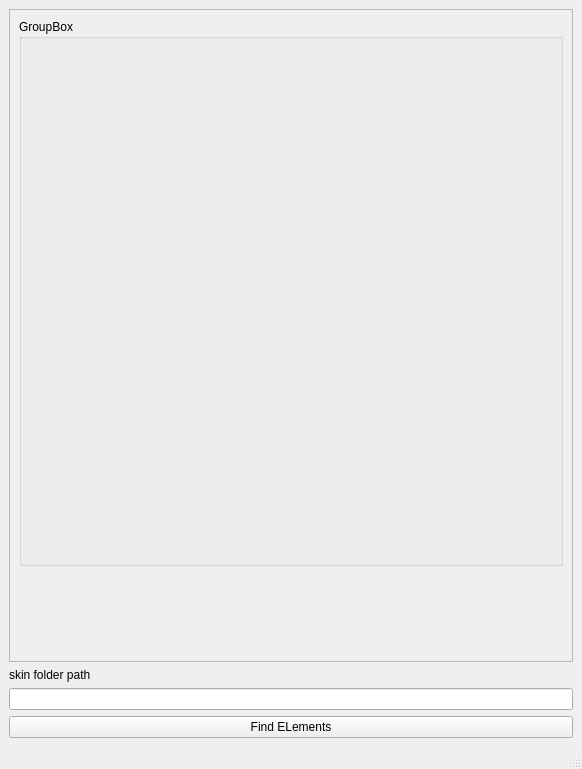
First picture: the form in untitled.ui, repository Dominicvan2004/skin-masher, before the edit.
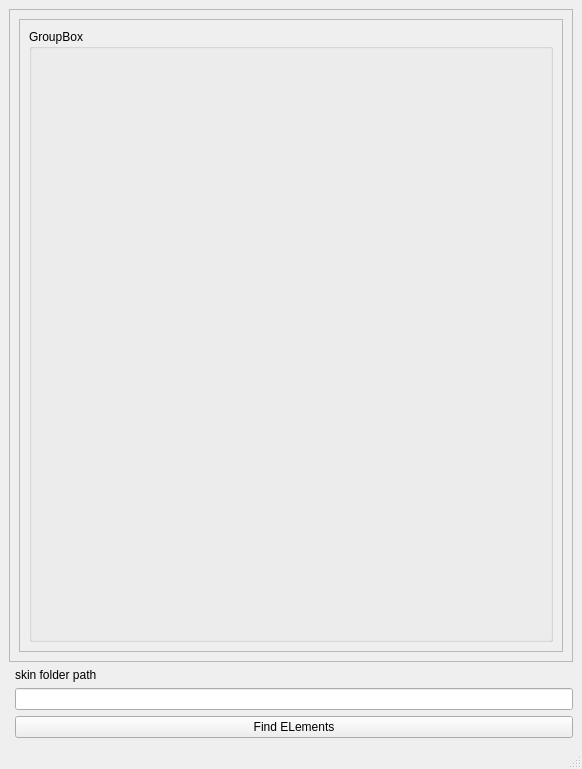
Second picture: the form after the edit.

What changed in the file:
```diff
--- a/untitled.ui
+++ b/untitled.ui
@@ -14,18 +14,25 @@
    <string>MainWindow</string>
   </property>
   <widget class="QWidget" name="centralwidget">
-   <layout class="QGridLayout" name="gridLayout_2">
-    <item row="2" column="0">
+   <layout class="QGridLayout" name="gridLayout">
+    <item row="1" column="1">
+     <widget class="QLabel" name="label">
+      <property name="text">
+       <string>skin folder path</string>
+      </property>
+     </widget>
+    </item>
+    <item row="2" column="1">
      <widget class="QLineEdit" name="skinFolder"/>
     </item>
-    <item row="3" column="0">
+    <item row="3" column="1">
      <widget class="QPushButton" name="pushButton">
       <property name="text">
        <string>Find ELements</string>
       </property>
      </widget>
     </item>
-    <item row="0" column="0">
+    <item row="0" column="0" colspan="2">
      <widget class="QScrollArea" name="scrollArea">
       <property name="widgetResizable">
        <bool>true</bool>
@@ -39,29 +46,35 @@
          <height>655</height>
         </rect>
        </property>
-       <widget class="QGroupBox" name="groupBox">
-        <property name="geometry">
-         <rect>
-          <x>9</x>
-          <y>9</y>
-          <width>544</width>
-          <height>547</height>
-         </rect>
-        </property>
-        <property name="title">
-         <string>GroupBox</string>
-        </property>
-       </widget>
+       <layout class="QVBoxLayout" name="verticalLayout">
+        <item>
+         <widget class="QFrame" name="frame">
+          <property name="frameShape">
+           <enum>QFrame::StyledPanel</enum>
+          </property>
+          <property name="frameShadow">
+           <enum>QFrame::Raised</enum>
+          </property>
+          <layout class="QHBoxLayout" name="horizontalLayout">
+           <item>
+            <widget class="QGroupBox" name="groupBox">
+             <property name="title">
+              <string>GroupBox</string>
+             </property>
+             <layout class="QGridLayout" name="gridLayout_2">
+              <item row="0" column="1">
+               <layout class="QFormLayout" name="formLayout"/>
+              </item>
+             </layout>
+            </widget>
+           </item>
+          </layout>
+         </widget>
+        </item>
+       </layout>
       </widget>
      </widget>
     </item>
-    <item row="1" column="0">
-     <widget class="QLabel" name="label">
-      <property name="text">
-       <string>skin folder path</string>
-      </property>
-     </widget>
-    </item>
    </layout>
   </widget>
   <widget class="QStatusBar" name="statusbar"/>
```
Left out of the diff: 2 changed lines with no effect on the pictures.
